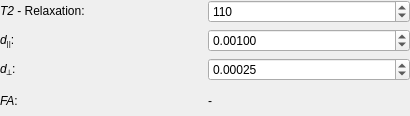
The window that Plugins/org.mitk.gui.qt.diffusionimaging/src/QmitkZeppelinModelParametersWidgetControls.ui (MITK/MITK) describes before a commit, drawn with Qt 5.
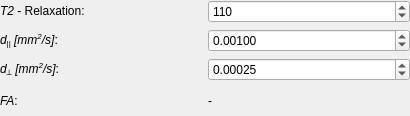
The same window after the commit.

Commit message: added diffusivity units to gui

```diff
--- a/Plugins/org.mitk.gui.qt.diffusionimaging/src/QmitkZeppelinModelParametersWidgetControls.ui
+++ b/Plugins/org.mitk.gui.qt.diffusionimaging/src/QmitkZeppelinModelParametersWidgetControls.ui
@@ -87,14 +87,14 @@
    <item row="2" column="0">
     <widget class="QLabel" name="label_2">
      <property name="text">
-      <string>&lt;html&gt;&lt;head/&gt;&lt;body&gt;&lt;p&gt;&lt;span style=&quot; font-style:italic;&quot;&gt;d&lt;/span&gt;&lt;span style=&quot; vertical-align:sub;&quot;&gt;⟂&lt;/span&gt;:&lt;/p&gt;&lt;/body&gt;&lt;/html&gt;</string>
+      <string>&lt;html&gt;&lt;head/&gt;&lt;body&gt;&lt;p&gt;&lt;span style=&quot; font-style:italic;&quot;&gt;d&lt;/span&gt;&lt;span style=&quot; vertical-align:sub;&quot;&gt;⟂&lt;/span&gt;&lt;span style=&quot; font-style:italic;&quot;&gt; [mm&lt;/span&gt;&lt;span style=&quot; font-style:italic; vertical-align:super;&quot;&gt;2&lt;/span&gt;&lt;span style=&quot; font-style:italic;&quot;&gt;/s]&lt;/span&gt;:&lt;/p&gt;&lt;/body&gt;&lt;/html&gt;</string>
      </property>
     </widget>
    </item>
    <item row="1" column="0">
     <widget class="QLabel" name="label">
      <property name="text">
-      <string>&lt;html&gt;&lt;head/&gt;&lt;body&gt;&lt;p&gt;&lt;span style=&quot; font-style:italic;&quot;&gt;d&lt;/span&gt;&lt;span style=&quot; vertical-align:sub;&quot;&gt;||&lt;/span&gt;:&lt;/p&gt;&lt;/body&gt;&lt;/html&gt;</string>
+      <string>&lt;html&gt;&lt;head/&gt;&lt;body&gt;&lt;p&gt;&lt;span style=&quot; font-style:italic;&quot;&gt;d&lt;/span&gt;&lt;span style=&quot; vertical-align:sub;&quot;&gt;||&lt;/span&gt;&lt;span style=&quot; font-style:italic;&quot;&gt; [mm&lt;/span&gt;&lt;span style=&quot; font-style:italic; vertical-align:super;&quot;&gt;2&lt;/span&gt;&lt;span style=&quot; font-style:italic;&quot;&gt;/s]&lt;/span&gt;:&lt;/p&gt;&lt;/body&gt;&lt;/html&gt;</string>
      </property>
     </widget>
    </item>
```
Left out of the diff: 11 changed lines with no effect on the pictures. The commit also changes 6 other files.
